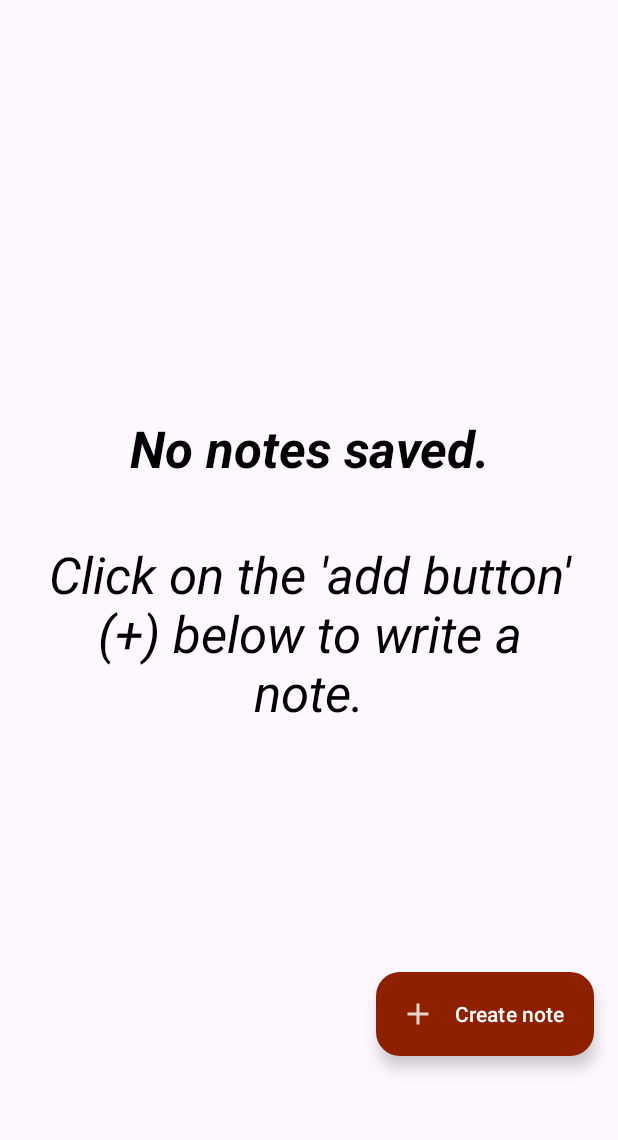
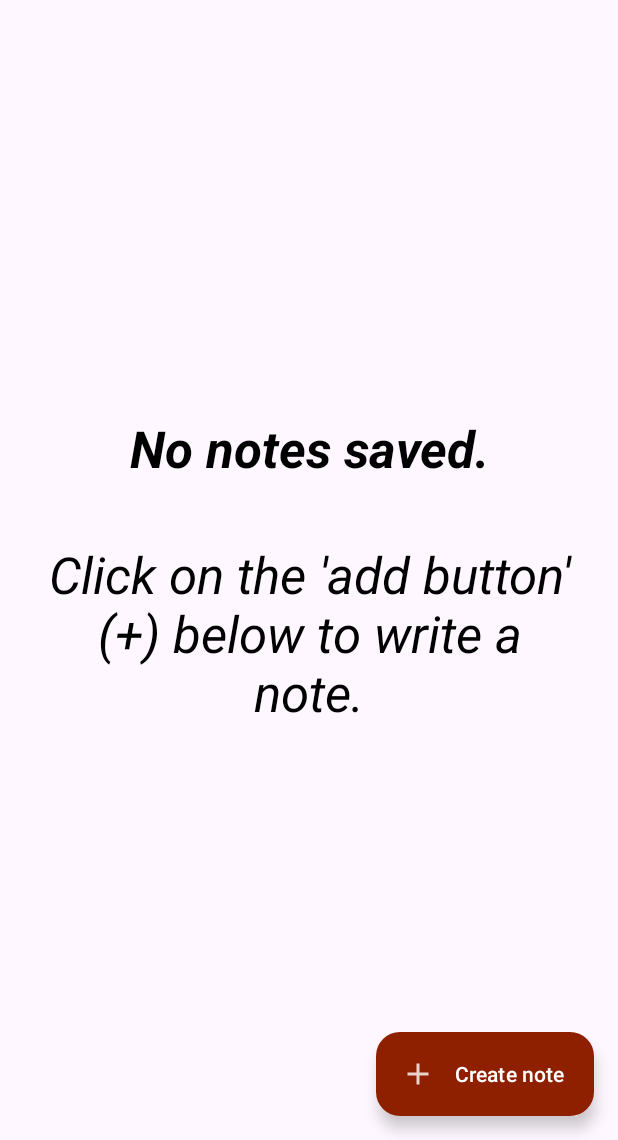
Before and after one commit to Nnamodi/Jotter, an Android app: the screen it shows after launch (JotterActivity), on a phone screen of 412 x 824 dp, the part 96-1236 px from its top. Run offline under Robolectric (Android 15) with nearby library versions, the phone set to English and light mode, and no system bars; our stand-ins replace Room's generated code, navigation-ui.

```diff
--- a/app/src/main/java/com/roland/android/jotter/view/ArchiveFragment.kt
+++ b/app/src/main/java/com/roland/android/jotter/view/ArchiveFragment.kt
@@ -60,7 +60,7 @@ class ArchiveFragment : Fragment() {
         }
         viewLifecycleOwner.lifecycle.addObserver(LifecycleEventObserver { _, event ->
             if (event == Lifecycle.Event.ON_STOP) {
-                findNavController().previousBackStackEntry?.savedStateHandle?.set("PIN", "")
+                navBackStackEntry.savedStateHandle.set("PIN", "")
             }
         })
         return view
@@ -72,7 +72,7 @@ class ArchiveFragment : Fragment() {
             viewLifecycleOwner
         ) { note ->
             Log.d("ArchiveFragment", "Received archived notes: $note")
-            (archiveRecyclerView.adapter as ArchiveAdapter).submitList(note)
+            adapter.submitList(note)
             if (note.isEmpty()) {
                 archiveRecyclerView.visibility = View.GONE
                 archiveEmptyText.visibility = View.VISIBLE
--- a/app/src/main/res/layout/fragment_archive.xml
+++ b/app/src/main/res/layout/fragment_archive.xml
@@ -11,6 +11,7 @@
         android:id="@+id/archive_recycler_view"
         android:layout_width="match_parent"
         android:layout_height="match_parent"
+        android:scrollbars="vertical"
         app:layoutManager="androidx.recyclerview.widget.LinearLayoutManager"
         app:layout_constraintEnd_toEndOf="parent"
         app:layout_constraintStart_toStartOf="parent"
--- a/app/src/main/res/layout/fragment_jotter.xml
+++ b/app/src/main/res/layout/fragment_jotter.xml
@@ -1,5 +1,5 @@
 <?xml version="1.0" encoding="utf-8"?>
-<androidx.constraintlayout.widget.ConstraintLayout
+<androidx.coordinatorlayout.widget.CoordinatorLayout
     xmlns:android="http://schemas.android.com/apk/res/android"
     xmlns:app="http://schemas.android.com/apk/res-auto"
     xmlns:tools="http://schemas.android.com/tools"
@@ -12,41 +12,34 @@
         android:id="@+id/recycler_view"
         android:layout_width="match_parent"
         android:layout_height="match_parent"
+        android:scrollbars="vertical"
         app:layoutManager="androidx.recyclerview.widget.LinearLayoutManager"
-        app:layout_constraintBottom_toBottomOf="parent"
-        app:layout_constraintEnd_toEndOf="parent"
-        app:layout_constraintStart_toStartOf="parent"
-        app:layout_constraintTop_toTopOf="parent"
         tools:listitem="@layout/jotter_item" />
 
     <TextView
         android:id="@+id/jotter_empty_text"
-        android:layout_width="0dp"
+        android:layout_width="match_parent"
         android:layout_height="wrap_content"
+        android:layout_gravity="center"
         android:layout_marginStart="24dp"
         android:layout_marginEnd="24dp"
         android:text="@string/jotter_empty_text"
         android:textAlignment="center"
         android:textSize="34sp"
         android:textStyle="italic"
-        android:visibility="gone"
-        app:layout_constraintBottom_toBottomOf="parent"
-        app:layout_constraintEnd_toEndOf="parent"
-        app:layout_constraintStart_toStartOf="parent"
-        app:layout_constraintTop_toTopOf="parent" />
+        android:visibility="gone" />
 
     <com.google.android.material.floatingactionbutton.ExtendedFloatingActionButton
         android:id="@+id/jot"
         android:layout_width="wrap_content"
         android:layout_height="wrap_content"
+        android:layout_gravity="bottom|end"
         android:layout_marginEnd="16dp"
-        android:layout_marginBottom="56dp"
+        android:layout_marginBottom="16dp"
         android:clickable="true"
         android:contentDescription="@string/create_note"
         android:focusable="true"
         android:text="@string/create_note"
         app:icon="@drawable/add_jot"
-        app:layout_constraintBottom_toBottomOf="parent"
-        app:layout_constraintEnd_toEndOf="parent"
         app:rippleColor="?attr/colorSecondary" />
-</androidx.constraintlayout.widget.ConstraintLayout>
+</androidx.coordinatorlayout.widget.CoordinatorLayout>
--- a/app/src/main/res/values/themes.xml
+++ b/app/src/main/res/values/themes.xml
@@ -27,7 +27,7 @@
         <item name="materialAlertDialogTheme">@style/Jotter.DialogTheme</item>
         <item name="actionMenuTextColor">@color/primaryColor</item>
         <item name="snackbarButtonStyle">@style/Jotter.SnackbarTheme</item>
-        <item name="switchStyle">@style/Widget.MaterialComponents.CompoundButton.Switch</item>
+        <item name="switchStyle">@style/Widget.Material3.CompoundButton.Switch</item>
     </style>
 
     <!-- BottomSheet Theme. -->
```
Also changed, not shown: app/src/main/java/com/roland/android/jotter/view/JotterFragment.kt (+41 -47 lines), app/src/main/res/layout/jotter_item.xml (+3 -11 lines).
